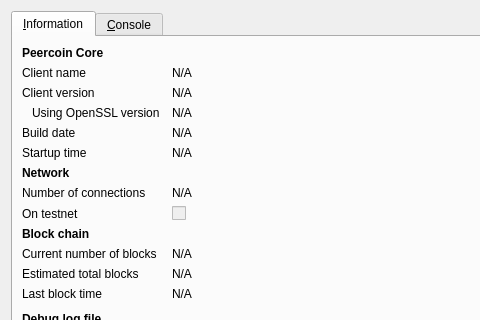
Qt form src/qt/forms/rpcconsole.ui (Gamerholic/GamerHolicCoin) before a commit; both pictures show x 0 to 480 and y 0 to 320 of the 740 by 450 pixel window.
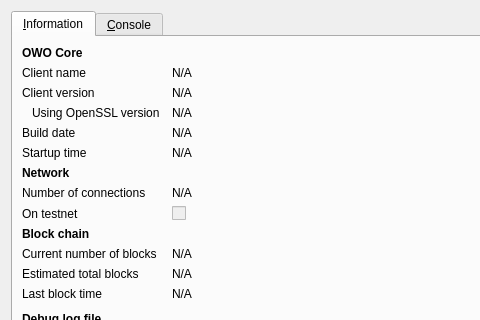
The same form after that commit. Icons and pictures are not drawn.

Patch:
```diff
--- a/src/qt/forms/rpcconsole.ui
+++ b/src/qt/forms/rpcconsole.ui
@@ -36,7 +36,7 @@
           </font>
          </property>
          <property name="text">
-          <string>Peercoin Core</string>
+          <string>OWO Core</string>
          </property>
         </widget>
        </item>
```
Left out of the diff: 6 changed lines with no effect on the pictures.
